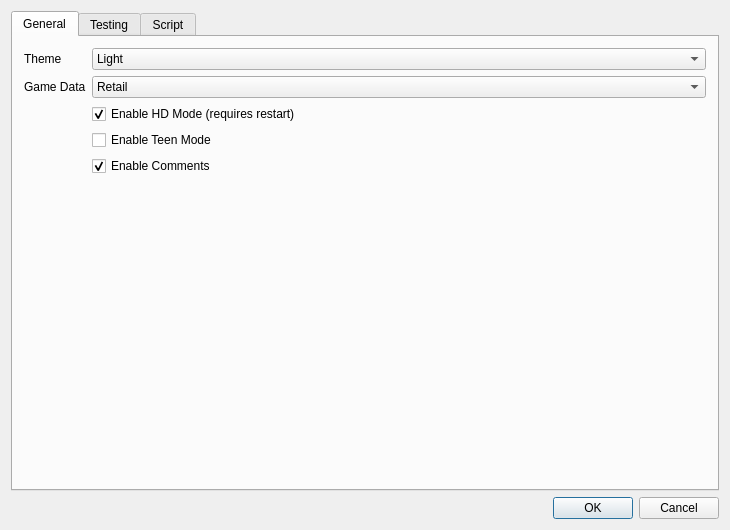
This is src/menus/settings_editor.ui in stijnherfst/HiveWE as Qt 5 draws it before an edit. The edited form follows.
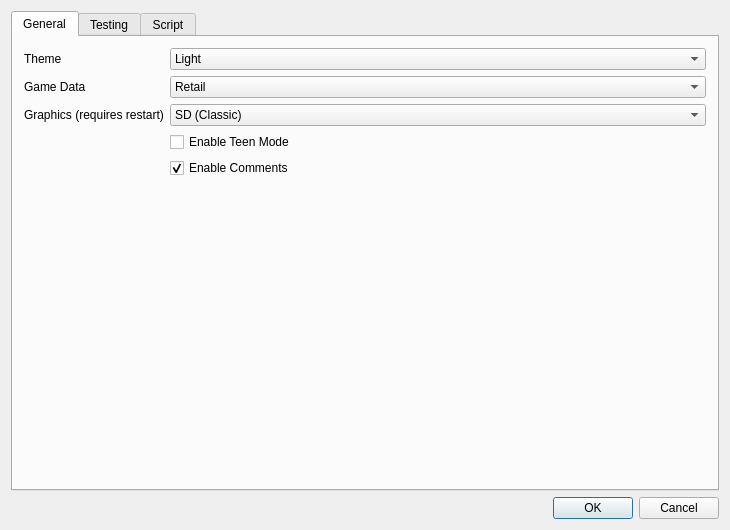
This is the edited form.

Commit message: Add Definitive Edition mode

What changed in the file:
```diff
--- a/src/menus/settings_editor.ui
+++ b/src/menus/settings_editor.ui
@@ -74,14 +74,30 @@
            </item>
           </widget>
          </item>
-         <item row="2" column="1">
-          <widget class="QCheckBox" name="hd">
+         <item row="2" column="0">
+          <widget class="QLabel" name="graphicsLabel">
            <property name="text">
-            <string>Enable HD Mode (requires restart)</string>
+            <string>Graphics (requires restart)</string>
            </property>
-           <property name="checked">
-            <bool>true</bool>
-           </property>
+          </widget>
+         </item>
+         <item row="2" column="1">
+          <widget class="QComboBox" name="graphics">
+           <item>
+            <property name="text">
+             <string>SD (Classic)</string>
+            </property>
+           </item>
+           <item>
+            <property name="text">
+             <string>HD (Reforged)</string>
+            </property>
+           </item>
+           <item>
+            <property name="text">
+             <string>DE (Definitive)</string>
+            </property>
+           </item>
           </widget>
          </item>
          <item row="3" column="1">
```
The commit also changes 7 other files.
